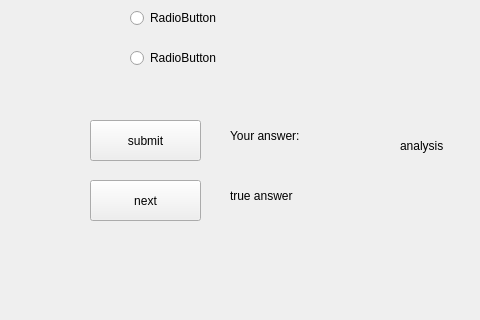
This is testsimulator.ui in hnxals/DLH as Qt 5 draws it before an edit; both pictures show x 0 to 480 and y 280 to 600 of the 800 by 600 pixel window. The edited form follows.
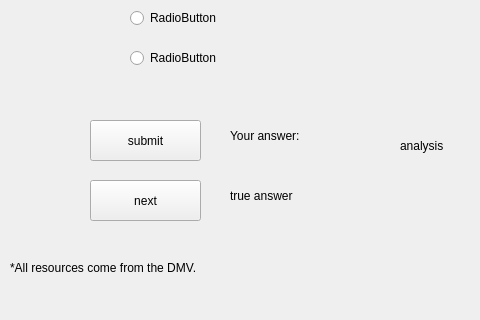
This is the edited form.

Diff of the .ui file:
```diff
--- a/testsimulator.ui
+++ b/testsimulator.ui
@@ -196,6 +196,19 @@
      <string>qnum</string>
     </property>
    </widget>
+   <widget class="QLabel" name="label_2">
+    <property name="geometry">
+     <rect>
+      <x>10</x>
+      <y>540</y>
+      <width>211</width>
+      <height>16</height>
+     </rect>
+    </property>
+    <property name="text">
+     <string>*All resources come from the DMV.</string>
+    </property>
+   </widget>
   </widget>
   <widget class="QMenuBar" name="menubar">
    <property name="geometry">
```
